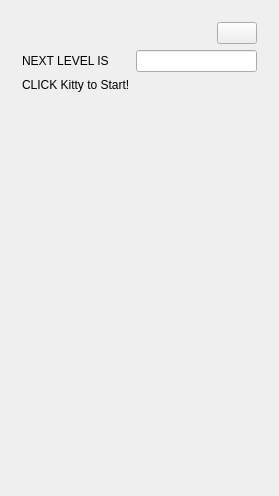
This is widget.ui in Pchelovec/stolenCat as Qt 5 draws it before an edit. The edited form follows.
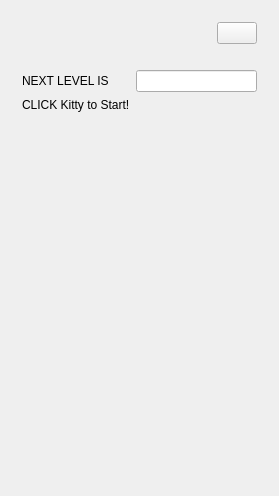
This is the edited form. The open tabs and pages were chosen to show the change. Icons and pictures are not drawn. Custom widgets are drawn as their Qt base class.

The edit to the form file:
```diff
--- a/widget.ui
+++ b/widget.ui
@@ -76,32 +76,48 @@
          </item>
         </layout>
        </item>
-       <item row="1" column="0">
+       <item row="4" column="1">
+        <spacer name="verticalSpacer">
+         <property name="orientation">
+          <enum>Qt::Vertical</enum>
+         </property>
+         <property name="sizeHint" stdset="0">
+          <size>
+           <width>20</width>
+           <height>40</height>
+          </size>
+         </property>
+        </spacer>
+       </item>
+       <item row="2" column="0">
         <widget class="QLabel" name="label">
          <property name="text">
           <string>NEXT LEVEL IS</string>
          </property>
         </widget>
        </item>
-       <item row="1" column="1">
+       <item row="2" column="1">
         <widget class="QLineEdit" name="levelProgress_LE"/>
        </item>
-       <item row="2" column="0">
+       <item row="3" column="0">
         <widget class="QLabel" name="label_2">
          <property name="text">
           <string>CLICK Kitty to Start!</string>
          </property>
         </widget>
        </item>
-       <item row="3" column="1">
-        <spacer name="verticalSpacer">
+       <item row="1" column="1">
+        <spacer name="verticalSpacer_2">
          <property name="orientation">
           <enum>Qt::Vertical</enum>
          </property>
+         <property name="sizeType">
+          <enum>QSizePolicy::Minimum</enum>
+         </property>
          <property name="sizeHint" stdset="0">
           <size>
-           <width>20</width>
-           <height>40</height>
+           <width>0</width>
+           <height>20</height>
           </size>
          </property>
         </spacer>
```
Left out of the diff: 24 changed lines with no effect on the pictures.
